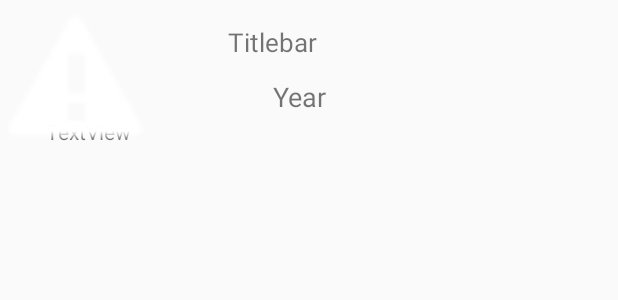
After one commit to mnganga30/WhatToPlay, an Android app: the layout hotview_item.xml on its own in the app's theme, with its tools: preview values and no code run, on a phone screen of 412 x 824 dp. The commit adds this screen. Shown: the top 300 px of the screen. Run offline under Robolectric (Android 15) with nearby library versions, the phone set to English and light mode, and no system bars.

Commit message:
daily Recommendation working, except for image

```diff
--- /dev/null
+++ b/app/src/main/res/layout/hotview_item.xml
@@ -0,0 +1,68 @@
+<?xml version="1.0" encoding="utf-8"?>
+<android.support.constraint.ConstraintLayout xmlns:android="http://schemas.android.com/apk/res/android"
+    xmlns:app="http://schemas.android.com/apk/res-auto"
+    xmlns:tools="http://schemas.android.com/tools"
+    android:layout_width="match_parent"
+    android:layout_height="wrap_content">
+
+    <ImageView
+        android:id="@+id/hotListImage"
+        android:layout_width="102dp"
+        android:layout_height="104dp"
+        android:layout_marginLeft="0dp"
+        android:elevation="20dp"
+        app:layout_constraintBottom_toBottomOf="parent"
+        app:layout_constraintLeft_toLeftOf="parent"
+        app:layout_constraintTop_toTopOf="parent"
+        app:layout_constraintVertical_bias="0.0"
+        app:srcCompat="@android:drawable/stat_sys_warning" />
+
+    <TextView
+        android:id="@+id/hotListTitle"
+        android:layout_width="204dp"
+        android:layout_height="0dp"
+        android:layout_marginLeft="8dp"
+        android:layout_marginRight="56dp"
+        android:layout_marginTop="16dp"
+        android:text="Titlebar"
+        android:textSize="17dp"
+        app:layout_constraintHorizontal_bias="1.0"
+        app:layout_constraintRight_toRightOf="parent"
+        app:layout_constraintTop_toTopOf="parent"
+        android:layout_marginBottom="8dp"
+        app:layout_constraintBottom_toTopOf="@+id/hotListYear"
+        app:layout_constraintVertical_bias="0.0"
+        app:layout_constraintLeft_toLeftOf="@+id/hotListImage" />
+
+    <TextView
+        android:id="@+id/hotListYear"
+        android:layout_width="126dp"
+        android:layout_height="24dp"
+        android:layout_marginBottom="28dp"
+        android:layout_marginEnd="8dp"
+        android:layout_marginLeft="8dp"
+        android:layout_marginRight="8dp"
+        android:layout_marginTop="8dp"
+        android:text="Year"
+        android:textSize="18dp"
+        app:layout_constraintBottom_toBottomOf="parent"
+        app:layout_constraintHorizontal_bias="0.644"
+        app:layout_constraintLeft_toLeftOf="parent"
+        app:layout_constraintRight_toRightOf="parent"
+        app:layout_constraintTop_toBottomOf="@+id/itemTitle"
+        app:layout_constraintVertical_bias="1.0" />
+
+    <TextView
+        android:id="@+id/url"
+        android:layout_width="379dp"
+        android:layout_height="18dp"
+        android:layout_marginBottom="8dp"
+        android:layout_marginRight="2dp"
+        android:text="TextView"
+        app:layout_constraintBottom_toBottomOf="parent"
+        app:layout_constraintRight_toRightOf="parent"
+        app:layout_constraintTop_toTopOf="parent"
+        android:layout_marginTop="8dp"
+        app:layout_constraintVertical_bias="1.0" />
+
+</android.support.constraint.ConstraintLayout>
--- a/app/src/main/res/layout/listview_item.xml
+++ b/app/src/main/res/layout/listview_item.xml
@@ -11,13 +11,13 @@
         android:id="@+id/gamepic"
         android:layout_width="102dp"
         android:layout_height="104dp"
+        android:layout_marginLeft="0dp"
         android:elevation="20dp"
         app:layout_constraintBottom_toBottomOf="parent"
         app:layout_constraintLeft_toLeftOf="parent"
         app:layout_constraintTop_toTopOf="parent"
         app:layout_constraintVertical_bias="0.0"
-        app:srcCompat="@android:drawable/stat_sys_warning"
-        android:layout_marginLeft="0dp" />
+        app:srcCompat="@android:drawable/stat_sys_warning" />
 
     <TextView
         android:id="@+id/itemTitle"
```
Also changed, not shown: app/src/main/java/com/j_hawk/whattoplay/HomePageActivity.java (+98 -4 lines), app/src/main/java/com/j_hawk/whattoplay/data/OnlineGame.java (+19 -0 lines), app/src/main/java/com/j_hawk/whattoplay/services/ParserHotItems.java (+7 -7 lines).
